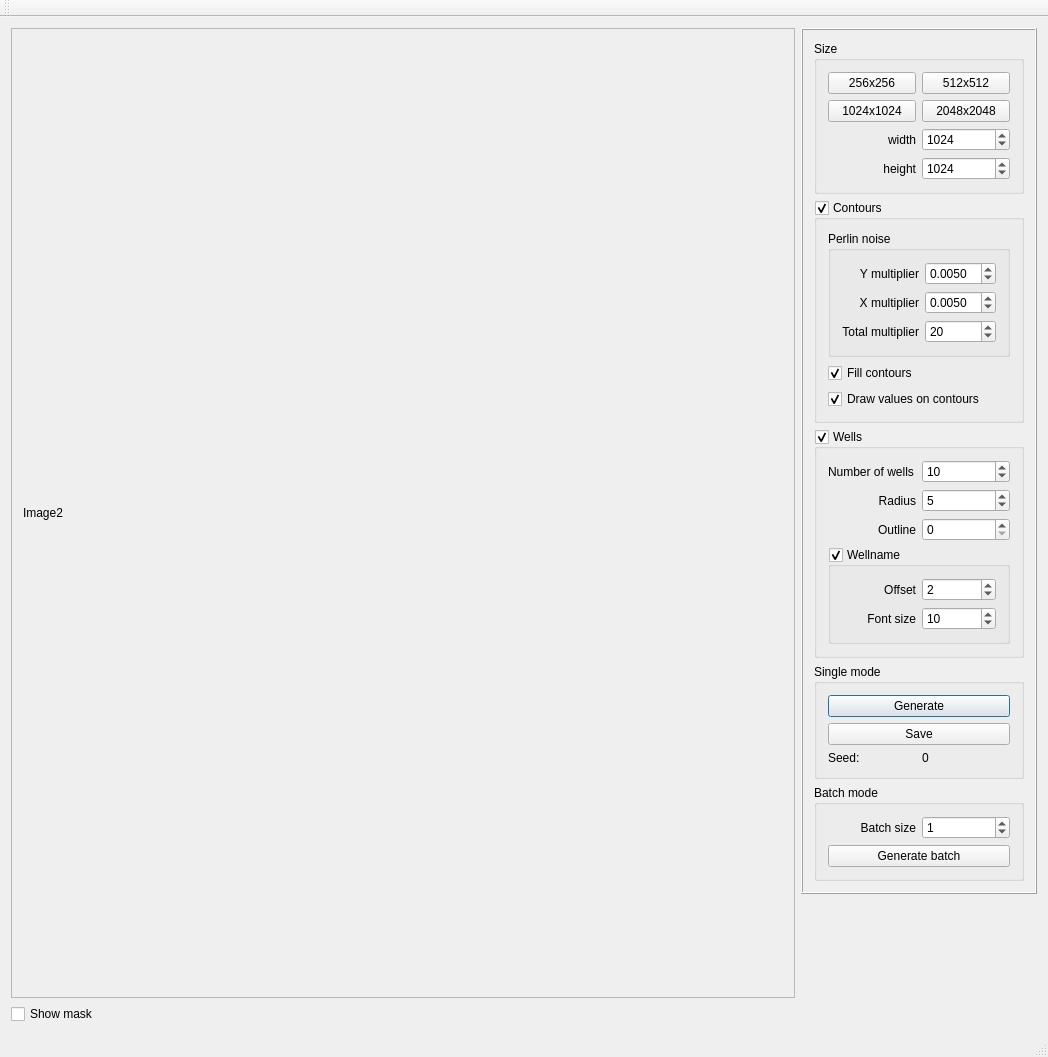
First picture: the form in ContoursGenerator/ContoursGenerator.ui, repository nebrosarth/ContoursGenerator, before the edit.
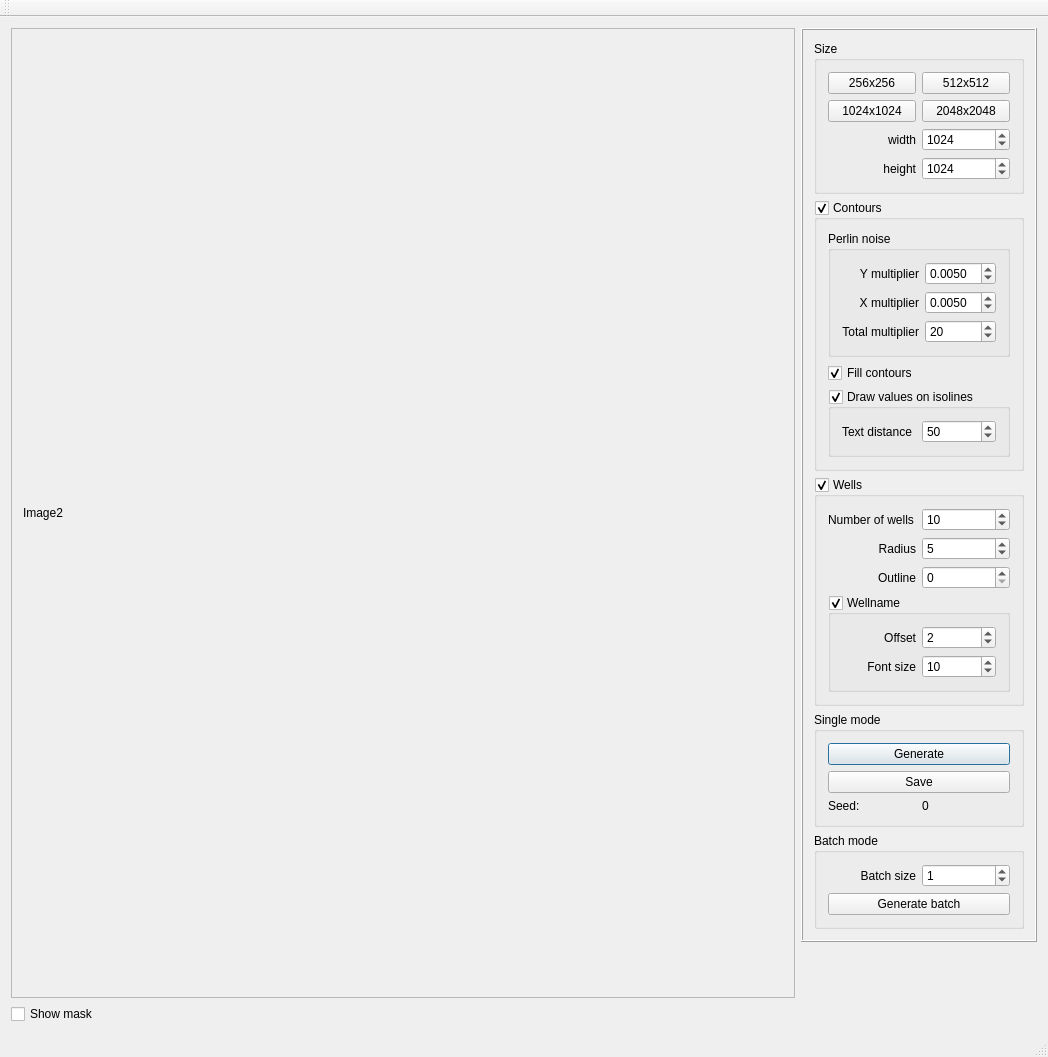
Second picture: the form after the edit.

Commit message: add spinBox for minimal distance between isoline values

What changed in the file:
```diff
--- a/ContoursGenerator/ContoursGenerator.ui
+++ b/ContoursGenerator/ContoursGenerator.ui
@@ -340,6 +340,38 @@
               <bool>true</bool>
              </property>
              <layout class="QGridLayout" name="gridLayout_11">
+              <item row="2" column="0">
+               <widget class="QGroupBox" name="groupBox_DrawValues">
+                <property name="title">
+                 <string>Draw values on isolines</string>
+                </property>
+                <property name="checkable">
+                 <bool>true</bool>
+                </property>
+                <layout class="QGridLayout" name="gridLayout_12">
+                 <item row="0" column="1">
+                  <widget class="QSpinBox" name="spinBox_TextDistance">
+                   <property name="maximum">
+                    <number>1000</number>
+                   </property>
+                   <property name="singleStep">
+                    <number>10</number>
+                   </property>
+                   <property name="value">
+                    <number>50</number>
+                   </property>
+                  </widget>
+                 </item>
+                 <item row="0" column="0">
+                  <widget class="QLabel" name="label_13">
+                   <property name="text">
+                    <string>Text distance</string>
+                   </property>
+                  </widget>
+                 </item>
+                </layout>
+               </widget>
+              </item>
               <item row="0" column="0">
                <widget class="QGroupBox" name="groupBox">
                 <property name="title">
@@ -422,16 +454,6 @@
                 </property>
                </widget>
               </item>
-              <item row="2" column="0">
-               <widget class="QCheckBox" name="checkBox_DrawValues">
-                <property name="text">
-                 <string>Draw values on contours</string>
-                </property>
-                <property name="checked">
-                 <bool>true</bool>
-                </property>
-               </widget>
-              </item>
              </layout>
             </widget>
            </item>
```
The commit also changes 4 other files.
